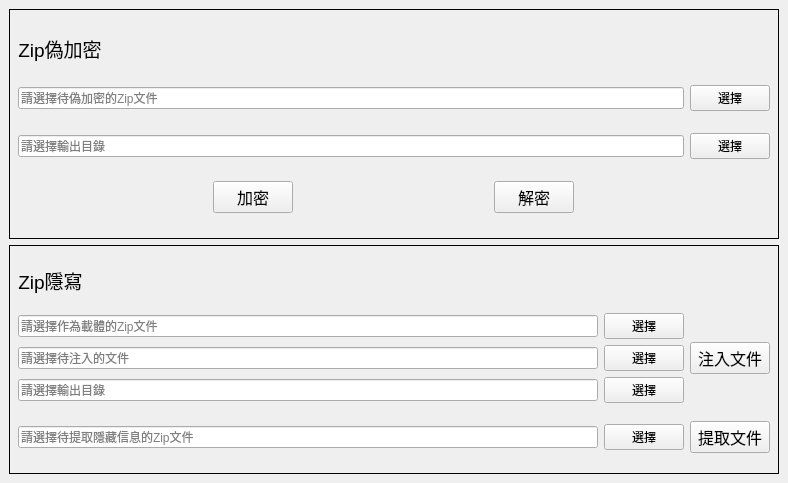
This is plugins/ZipWindow.ui in WoaW04/Misc_steg_tool as Qt 5 draws it before an edit. The edited form follows.
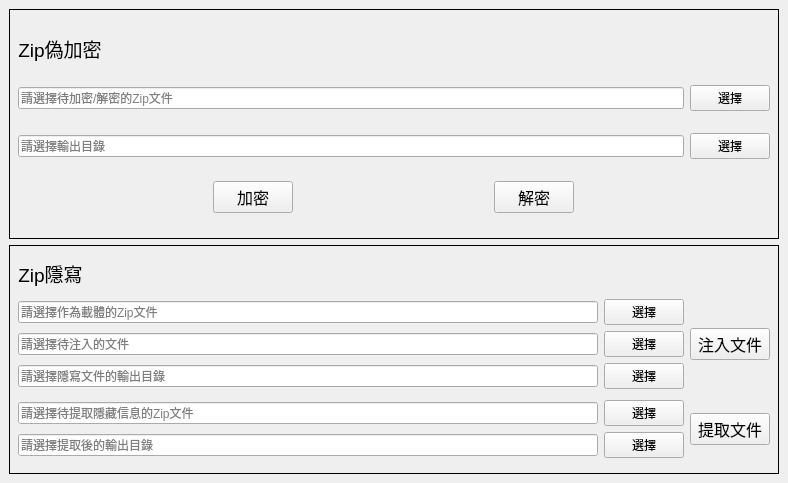
This is the edited form.

Commit message: 完善Zip模塊UI的交亙

What changed in the file:
```diff
--- a/plugins/ZipWindow.ui
+++ b/plugins/ZipWindow.ui
@@ -70,7 +70,7 @@
             <bool>true</bool>
            </property>
            <property name="placeholderText">
-            <string>請選擇待偽加密的Zip文件</string>
+            <string>請選擇待加密/解密的Zip文件</string>
            </property>
           </widget>
          </item>
@@ -157,7 +157,7 @@
 	border: 1px solid black
 }</string>
       </property>
-      <layout class="QVBoxLayout" name="verticalLayout_3">
+      <layout class="QVBoxLayout" name="verticalLayout_5">
        <item>
         <widget class="QLabel" name="label_2">
          <property name="enabled">
@@ -245,7 +245,7 @@
                 <bool>true</bool>
                </property>
                <property name="placeholderText">
-                <string>請選擇輸出目錄</string>
+                <string>請選擇隱寫文件的輸出目錄</string>
                </property>
               </widget>
              </item>
@@ -275,7 +275,9 @@
         </layout>
        </item>
        <item>
-        <layout class="QHBoxLayout" name="horizontalLayout_8">
+        <layout class="QHBoxLayout" name="horizontalLayout_9">
+         <item>
+          <layout class="QVBoxLayout" name="verticalLayout_3">
          <item>
           <layout class="QHBoxLayout" name="horizontalLayout_6">
            <item>
@@ -297,6 +299,32 @@
               <string>選擇</string>
              </property>
             </widget>
+             </item>
+            </layout>
+           </item>
+           <item>
+            <layout class="QHBoxLayout" name="horizontalLayout_8">
+             <item>
+              <widget class="QLineEdit" name="zipExtractOutputPathEdit">
+               <property name="enabled">
+                <bool>true</bool>
+               </property>
+               <property name="readOnly">
+                <bool>true</bool>
+               </property>
+               <property name="placeholderText">
+                <string>請選擇提取後的輸出目錄</string>
+               </property>
+              </widget>
+             </item>
+             <item>
+              <widget class="QPushButton" name="zipExtractOutputPathSelBtn">
+               <property name="text">
+                <string>選擇</string>
+               </property>
+              </widget>
+             </item>
+            </layout>
            </item>
           </layout>
          </item>
```
Lines whose indentation alone changed are shown as unchanged. The commit also changes 2 other files.
